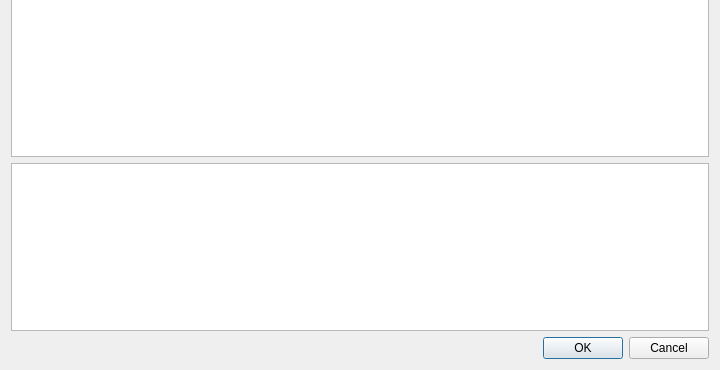
Above: src/DiscoveryArea/ui/import_discovery_dialog.ui from eidora-desktop/EIDORA before the change; both pictures show x 0 to 720 and y 190 to 560 of the 720 by 560 pixel window. Below: the same form after it.
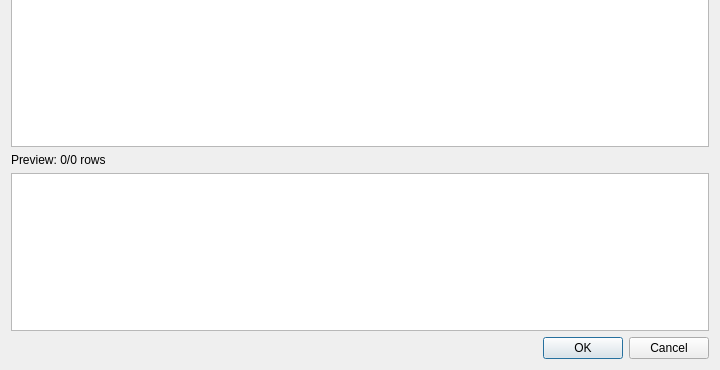
That is the form after the change.

```diff
--- a/src/DiscoveryArea/ui/import_discovery_dialog.ui
+++ b/src/DiscoveryArea/ui/import_discovery_dialog.ui
@@ -99,6 +99,11 @@
      </property>
     </widget>
    </item>
+   <item>
+    <widget class="QLabel" name="label_preview_count">
+     <property name="text"><string>Preview: 0/0 rows</string></property>
+    </widget>
+   </item>
    <item>
     <widget class="QTextBrowser" name="text_import_validation"/>
    </item>
```
